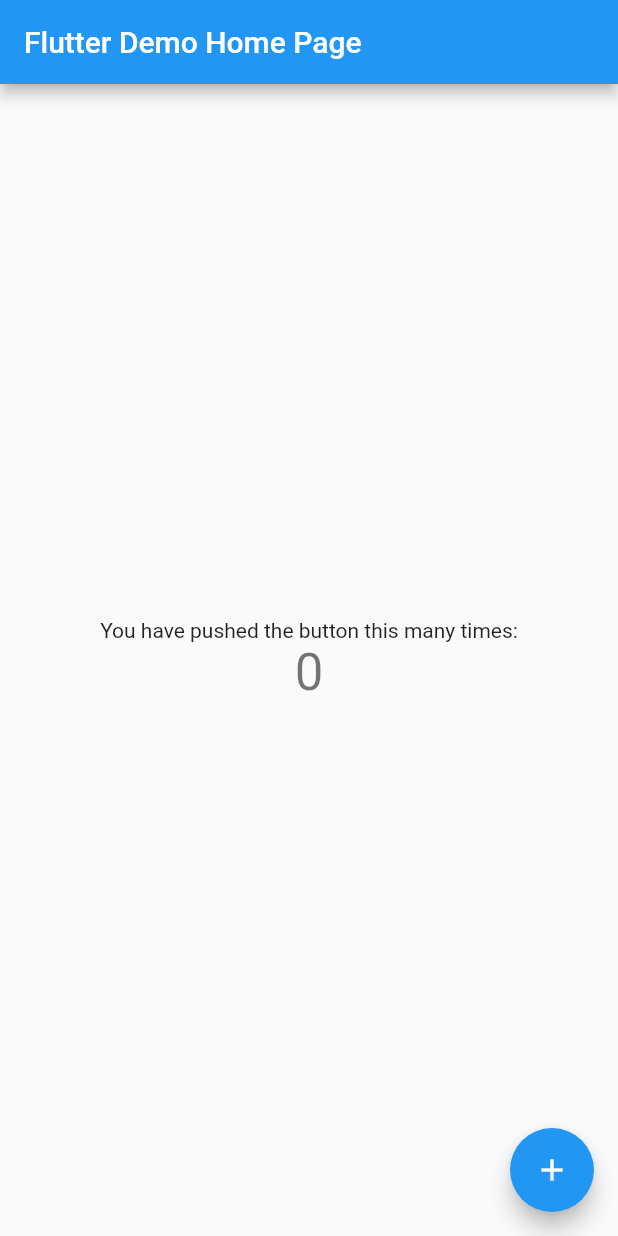
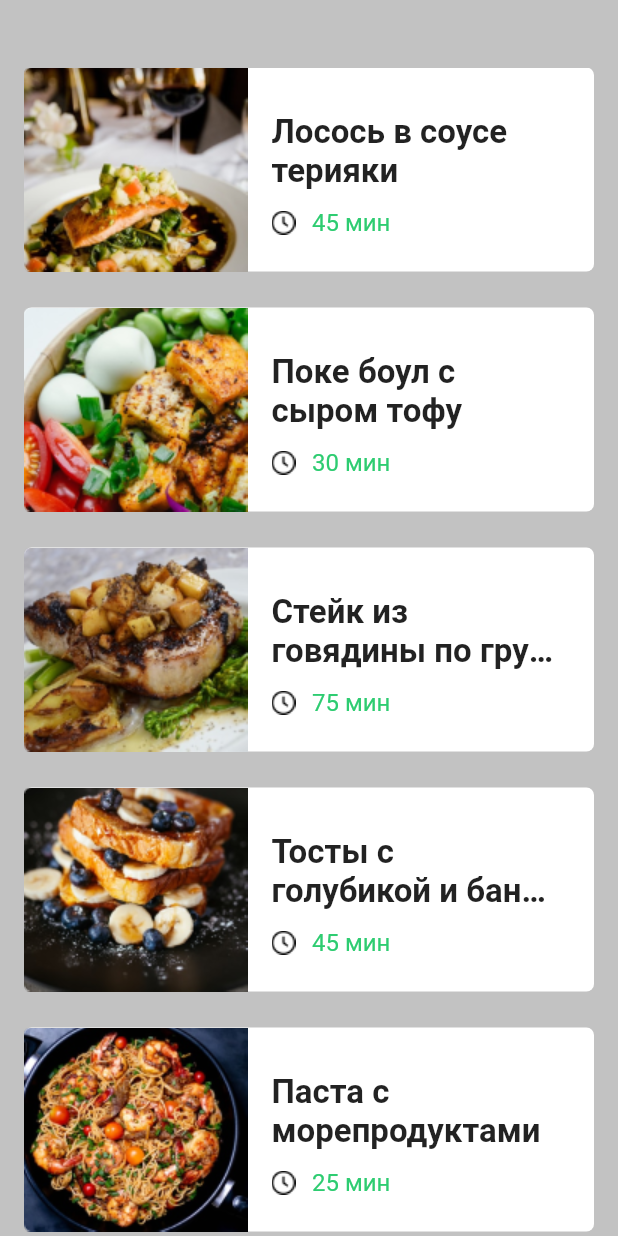
Before and after one commit to USSRFantom/book_culinary, a Flutter app: the screen it shows after launch, on a phone screen of 412 x 824 dp. Run offline on Flutter 3.47's test engine with Material 2 defaults, Android fonts, the phone set to English and light mode, and no system bars.

Commit message:
добавлен экран с прокручиваемым списком

```diff
--- /dev/null
+++ b/lib/domain/models/recipe_model.dart
@@ -0,0 +1,7 @@
+class RecipeModel {
+  final String img;
+  final String title;
+  final int time;
+
+  RecipeModel(this.img, this.title, this.time);
+}
--- /dev/null
+++ b/lib/helpers/constants/constant_colors.dart
@@ -0,0 +1,5 @@
+import 'package:flutter/material.dart';
+
+Color backgroundColor = const Color(0xFFC2C2C2);
+Color colorWhite = const Color(0xFFFFFFFF);
+Color colorGreen = const Color(0xFF2ECC71);
--- a/lib/main.dart
+++ b/lib/main.dart
@@ -1,3 +1,4 @@
+import 'package:culinary_book/view/section/home_screen/home_screen.dart';
 import 'package:flutter/material.dart';
 
 void main() {
@@ -7,109 +8,10 @@ void main() {
 class MyApp extends StatelessWidget {
   const MyApp({super.key});
 
-  // This widget is the root of your application.
   @override
   Widget build(BuildContext context) {
-    return MaterialApp(
-      title: 'Flutter Demo',
-      theme: ThemeData(
-        // This is the theme of your application.
-        //
-        // Try running your application with "flutter run". You'll see the
-        // application has a blue toolbar. Then, without quitting the app, try
-        // changing the primarySwatch below to Colors.green and then invoke
-        // "hot reload" (press "r" in the console where you ran "flutter run",
-        // or simply save your changes to "hot reload" in a Flutter IDE).
-        // Notice that the counter didn't reset back to zero; the application
-        // is not restarted.
-        primarySwatch: Colors.blue,
-      ),
-      home: const MyHomePage(title: 'Flutter Demo Home Page'),
+    return const MaterialApp(
+      home: HomeScreen(),
     );
   }
 }
-
-class MyHomePage extends StatefulWidget {
-  const MyHomePage({super.key, required this.title});
-
-  // This widget is the home page of your application. It is stateful, meaning
-  // that it has a State object (defined below) that contains fields that affect
-  // how it looks.
-
-  // This class is the configuration for the state. It holds the values (in this
-  // case the title) provided by the parent (in this case the App widget) and
-  // used by the build method of the State. Fields in a Widget subclass are
-  // always marked "final".
-
-  final String title;
-
-  @override
-  State<MyHomePage> createState() => _MyHomePageState();
-}
-
-class _MyHomePageState extends State<MyHomePage> {
-  int _counter = 0;
-
-  void _incrementCounter() {
-    setState(() {
-      // This call to setState tells the Flutter framework that something has
-      // changed in this State, which causes it to rerun the build method below
-      // so that the display can reflect the updated values. If we changed
-      // _counter without calling setState(), then the build method would not be
-      // called again, and so nothing would appear to happen.
-      _counter++;
-    });
-  }
-
-  @override
-  Widget build(BuildContext context) {
-    // This method is rerun every time setState is called, for instance as done
-    // by the _incrementCounter method above.
-    //
-    // The Flutter framework has been optimized to make rerunning build methods
-    // fast, so that you can just rebuild anything that needs updating rather
-    // than having to individually change instances of widgets.
-    return Scaffold(
-      appBar: AppBar(
-        // Here we take the value from the MyHomePage object that was created by
-        // the App.build method, and use it to set our appbar title.
-        title: Text(widget.title),
-      ),
-      body: Center(
-        // Center is a layout widget. It takes a single child and positions it
-        // in the middle of the parent.
-        child: Column(
-          // Column is also a layout widget. It takes a list of children and
-          // arranges them vertically. By default, it sizes itself to fit its
-          // children horizontally, and tries to be as tall as its parent.
-          //
-          // Invoke "debug painting" (press "p" in the console, choose the
-          // "Toggle Debug Paint" action from the Flutter Inspector in Android
-          // Studio, or the "Toggle Debug Paint" command in Visual Studio Code)
-          // to see the wireframe for each widget.
-          //
-          // Column has various properties to control how it sizes itself and
-          // how it positions its children. Here we use mainAxisAlignment to
-          // center the children vertically; the main axis here is the vertical
-          // axis because Columns are vertical (the cross axis would be
-          // horizontal).
-          mainAxisAlignment: MainAxisAlignment.center,
-          children: <Widget>[
-            const Text(
-              'You have pushed the button this many times:',
-            ),
-            Text(
-              '$_counter',
-              style: Theme.of(context).textTheme.headlineMedium,
-            ),
-          ],
-        ),
-      ),
-      floatingActionButton: FloatingActionButton(
-        onPressed: _incrementCounter,
-        tooltip: 'Increment',
-        child: const Icon(Icons.add),
-      ), // This trailing comma makes auto-formatting nicer for build methods.
-    );
-  }
-}
--- /dev/null
+++ b/lib/view/section/home_screen/home_screen.dart
@@ -0,0 +1,63 @@
+import 'package:culinary_book/domain/models/recipe_model.dart';
+import 'package:culinary_book/helpers/constants/constant_colors.dart';
+import 'package:culinary_book/view/section/home_screen/widgets/cardRecipe.dart';
+import 'package:flutter/material.dart';
+
+class HomeScreen extends StatefulWidget {
+  const HomeScreen({Key? key}) : super(key: key);
+
+  @override
+  State<HomeScreen> createState() => _HomeScreenState();
+}
+
+class _HomeScreenState extends State<HomeScreen> {
+  List<RecipeModel> listModelRecipe = [];
+
+  @override
+  void initState() {
+    listModelRecipe = [
+      RecipeModel('assets/svg/img1.png', 'Лосось в соусе терияки', 45),
+      RecipeModel('assets/svg/img2.png', 'Поке боул с сыром тофу', 30),
+      RecipeModel('assets/svg/img3.png',
+          'Стейк из говядины по грущзински с сыром и чесноком', 75),
+      RecipeModel('assets/svg/img4.png', 'Тосты с голубикой и бананом', 45),
+      RecipeModel('assets/svg/img5.png', 'Паста с морепродуктами', 25),
+      RecipeModel('assets/svg/img6.png', 'Пицца Маргарита домашняя', 25),
+    ];
+    super.initState();
+  }
+
+  @override
+  Widget build(BuildContext context) {
+    return Scaffold(
+      backgroundColor: backgroundColor,
+      body: Padding(
+        padding: const EdgeInsets.only(left: 16, right: 16, top: 45),
+        child: SingleChildScrollView(
+          child: Column(
+            children: _listWidgetRecipe(listModelRecipe),
+          ),
+        ),
+      ),
+    );
+  }
+
+  List<Widget> _listWidgetRecipe(List<RecipeModel> listRecipeModel) {
+    List<Widget> result = [];
+    for (var element in listRecipeModel) {
+      result.add(
+        Column(
+          children: [
+            CardRecipe(
+              img: element.img,
+              title: element.title,
+              time: element.time,
+            ),
+            const SizedBox(height: 24)
+          ],
+        ),
+      );
+    }
+    return result;
+  }
+}
--- /dev/null
+++ b/lib/view/section/home_screen/widgets/cardRecipe.dart
@@ -0,0 +1,76 @@
+import 'package:culinary_book/helpers/constants/constant_colors.dart';
+import 'package:flutter/material.dart';
+
+class CardRecipe extends StatelessWidget {
+  final String img;
+  final String title;
+  final int time;
+
+  const CardRecipe(
+      {Key? key, required this.img, required this.title, required this.time})
+      : super(key: key);
+
+  @override
+  Widget build(BuildContext context) {
+    return Container(
+      decoration: BoxDecoration(
+        color: colorWhite,
+        borderRadius: BorderRadius.circular(5),
+      ),
+      height: 136,
+      child: Row(
+        children: [
+          SizedBox(
+            width: 149,
+            height: 136,
+            child: Image(
+              image: AssetImage(
+                img,
+              ),
+            ),
+          ),
+          Expanded(
+            child: Padding(
+              padding: const EdgeInsets.only(left: 16, top: 30, right: 23),
+              child: Column(
+                crossAxisAlignment: CrossAxisAlignment.start,
+                children: [
+                  Text(
+                    title,
+                    overflow: TextOverflow.ellipsis,
+                    maxLines: 2,
+                    style: const TextStyle(
+                        fontSize: 22, fontWeight: FontWeight.bold),
+                  ),
+                  Padding(
+                    padding: const EdgeInsets.only(top: 12),
+                    child: Row(
+                      children: [
+                        const SizedBox(
+                          width: 16,
+                          height: 16,
+                          child: Image(
+                            image: AssetImage(
+                              'assets/svg/clock.png',
+                            ),
+                          ),
+                        ),
+                        const SizedBox(
+                          width: 11,
+                        ),
+                        Text(
+                          '$time мин',
+                          style: TextStyle(fontSize: 16, color: colorGreen),
+                        ),
+                      ],
+                    ),
+                  )
+                ],
+              ),
+            ),
+          ),
+        ],
+      ),
+    );
+  }
+}
```
Also changed, not shown: pubspec.yaml (+4 -5 lines), assets/svg/clock.png (added), assets/svg/img1.png (added), assets/svg/img2.png (added), assets/svg/img3.png (added), assets/svg/img4.png (added), assets/svg/img5.png (added), assets/svg/img6.png (added), lib/helpers/constants/app_string.dart (added), pubspec.lock.
